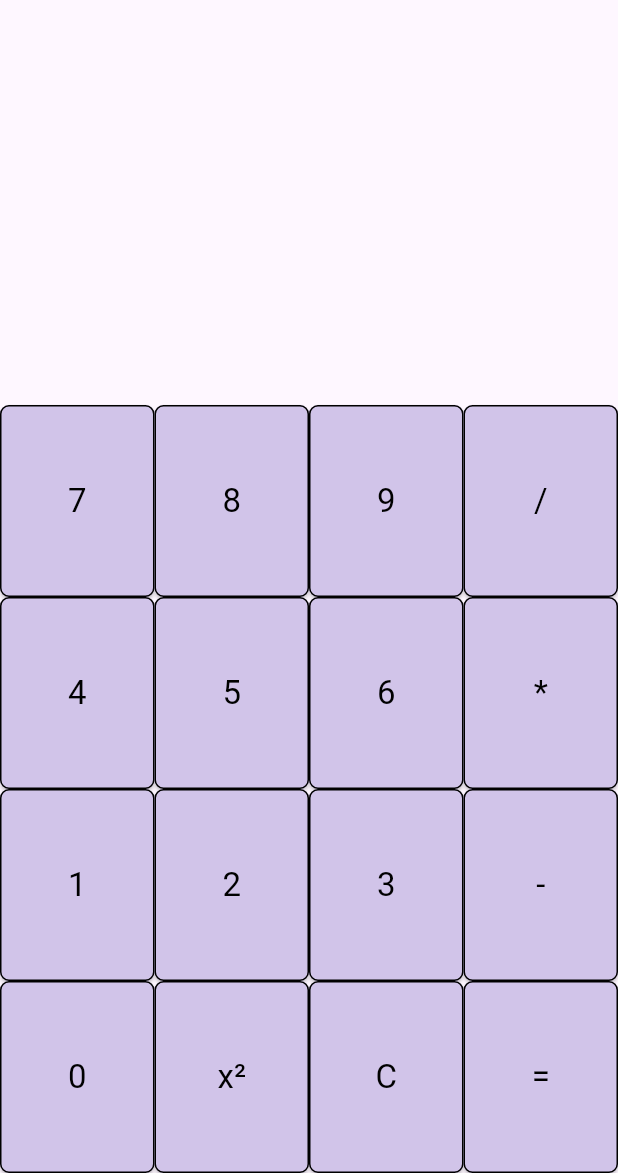
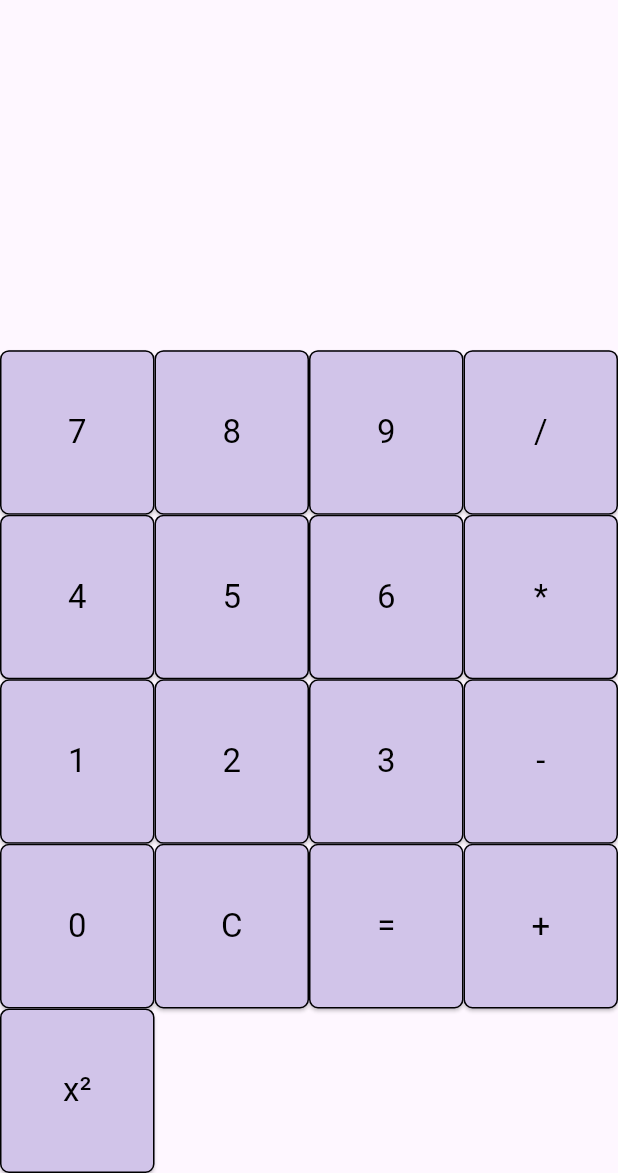
Before and after one commit to sophia-della-selva/flutter-calculator, a Flutter app: the screen it shows after launch, on a phone screen of 412 x 824 dp, the part 63-1236 px from its top. Run offline on Flutter 3.47's test engine with Material 3 defaults, Android fonts, the phone set to English and light mode, and no system bars; missing offline and left inert: expressions.

Commit message:
Fixed layout: restored + button and added square button in new row

```diff
--- a/lib/main.dart
+++ b/lib/main.dart
@@ -111,7 +111,9 @@ class _MyHomePageState extends State<MyHomePage> {
   }
 
   Widget _btn(String label) => Expanded(
-        child: ElevatedButton(
+        child: label.isEmpty
+          ? Container() // Empty space for unused buttons
+          : ElevatedButton(
               onPressed: () => _onPressed(label),
               style: ElevatedButton.styleFrom(
                 padding: const EdgeInsets.symmetric(vertical: 24),
@@ -130,7 +132,8 @@ class _MyHomePageState extends State<MyHomePage> {
       ['7', '8', '9', '/'],
       ['4', '5', '6', '*'],
       ['1', '2', '3', '-'],
-      ['0', 'x²', 'C', '='],  // MODIFIED: Added x² button, moved C and =
+      ['0', 'C', '=', '+'],   // RESTORED: Back to original with + button
+      ['x²', '', '', ''],     // NEW ROW: Square button with empty spaces
     ];
 
     return Scaffold(
```
Lines whose indentation alone changed are shown as unchanged.
